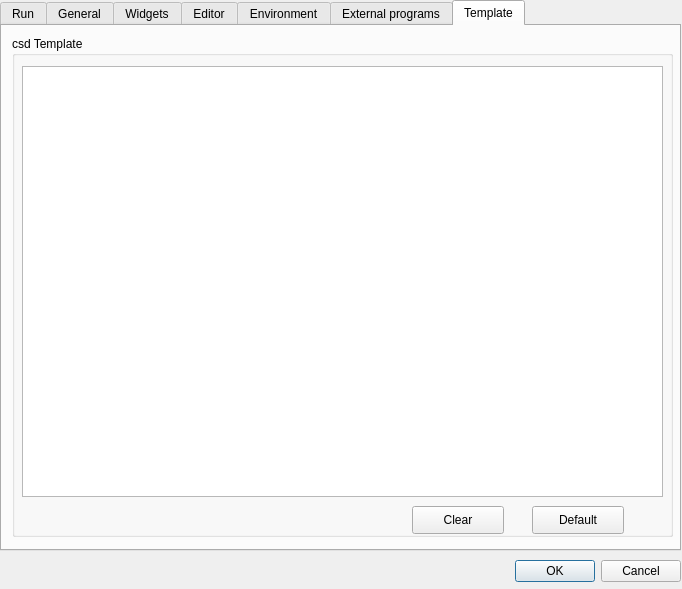
This is src/configdialog.ui in CsoundQt/CsoundQt as Qt 5 draws it before an edit. The edited form follows.
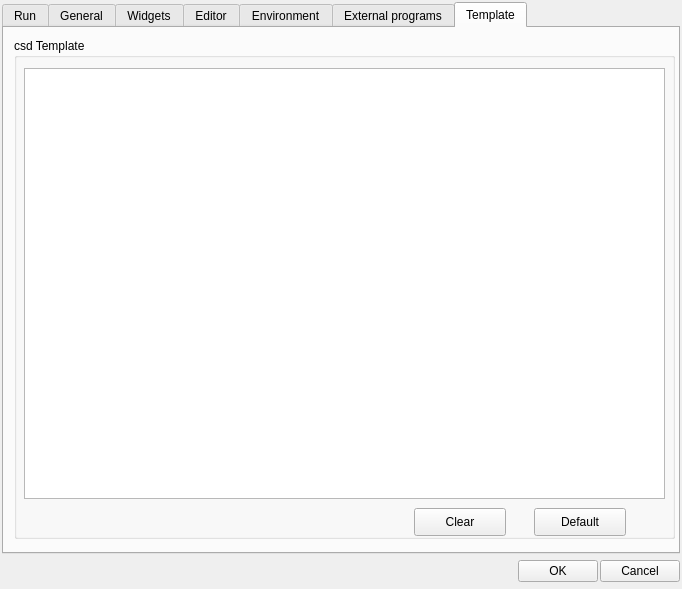
This is the edited form. The open tabs and pages were chosen to show the change.

Commit message: Latch buttons now have a light indicating their state. Config Dialog now scales with window.

Diff of the .ui file:
```diff
--- a/src/configdialog.ui
+++ b/src/configdialog.ui
@@ -17,57 +17,18 @@
   <property name="modal">
    <bool>true</bool>
   </property>
-  <widget class="QWidget" name="layoutWidget1">
-   <property name="geometry">
-    <rect>
-     <x>0</x>
-     <y>550</y>
-     <width>681</width>
-     <height>43</height>
-    </rect>
+  <layout class="QVBoxLayout" name="verticalLayout_4">
+   <property name="spacing">
+    <number>2</number>
    </property>
-   <layout class="QHBoxLayout">
-    <item>
-     <spacer>
-      <property name="orientation">
-       <enum>Qt::Horizontal</enum>
-      </property>
-      <property name="sizeHint" stdset="0">
-       <size>
-        <width>131</width>
-        <height>31</height>
-       </size>
-      </property>
-     </spacer>
-    </item>
+   <property name="margin">
+    <number>2</number>
+   </property>
     <item>
-     <widget class="QPushButton" name="okButton">
-      <property name="text">
-       <string>OK</string>
-      </property>
-     </widget>
-    </item>
-    <item>
-     <widget class="QPushButton" name="cancelButton">
-      <property name="text">
-       <string>Cancel</string>
-      </property>
-     </widget>
-    </item>
-   </layout>
-  </widget>
   <widget class="QTabWidget" name="editorTabWidget">
    <property name="enabled">
     <bool>true</bool>
    </property>
-   <property name="geometry">
-    <rect>
-     <x>0</x>
-     <y>0</y>
-     <width>681</width>
-     <height>551</height>
-    </rect>
-   </property>
    <property name="currentIndex">
     <number>2</number>
    </property>
@@ -1887,6 +1848,39 @@
     </widget>
    </widget>
   </widget>
+   </item>
+   <item>
+    <layout class="QHBoxLayout">
+     <item>
+      <spacer>
+       <property name="orientation">
+        <enum>Qt::Horizontal</enum>
+       </property>
+       <property name="sizeHint" stdset="0">
+        <size>
+         <width>131</width>
+         <height>31</height>
+        </size>
+       </property>
+      </spacer>
+     </item>
+     <item>
+      <widget class="QPushButton" name="okButton">
+       <property name="text">
+        <string>OK</string>
+       </property>
+      </widget>
+     </item>
+     <item>
+      <widget class="QPushButton" name="cancelButton">
+       <property name="text">
+        <string>Cancel</string>
+       </property>
+      </widget>
+     </item>
+    </layout>
+   </item>
+  </layout>
  </widget>
  <resources/>
  <connections>
```
Left out of the diff: 2 changed lines with no effect on the pictures. Lines whose indentation alone changed are shown as unchanged. The commit also changes 2 other files.
